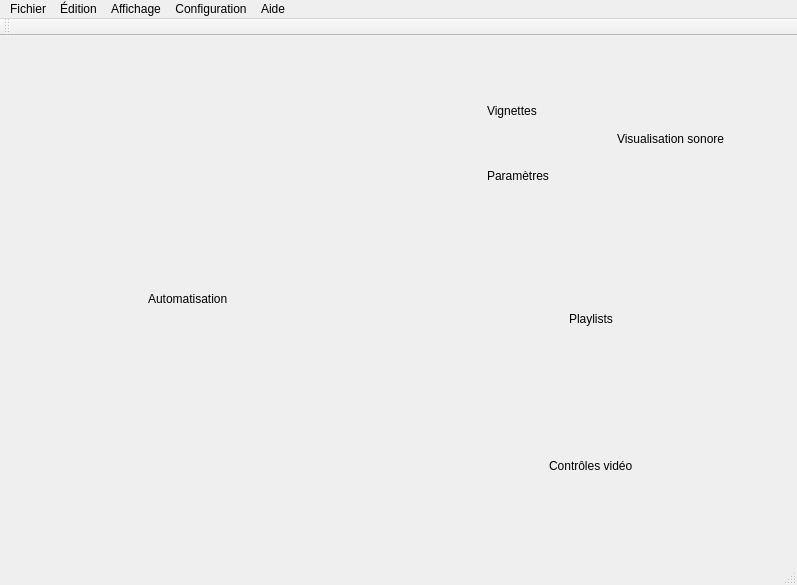
The window that src/mainwindow.ui (cinemaouvert/OPP) describes before a commit, drawn with Qt 5.
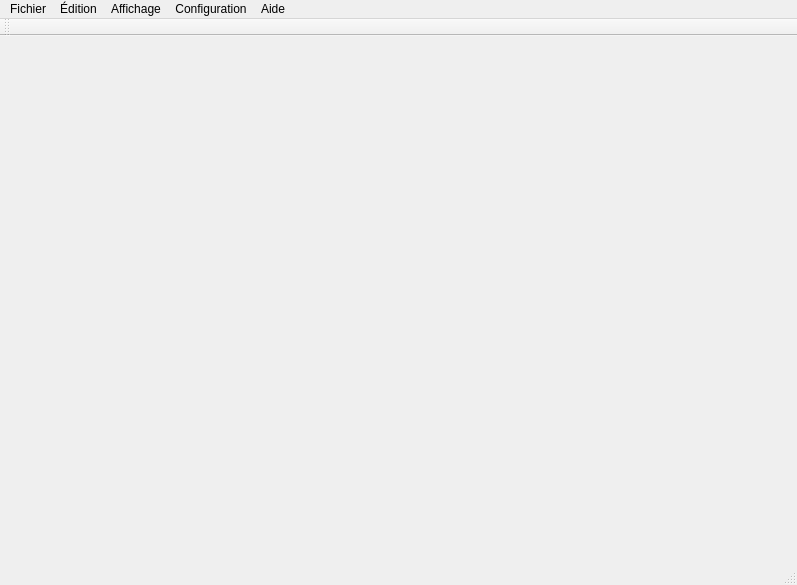
The same window after the commit. Custom widgets are drawn as their Qt base class.

The edit to the form file:
```diff
--- a/src/mainwindow.ui
+++ b/src/mainwindow.ui
@@ -39,7 +39,7 @@
            </rect>
           </property>
           <property name="text">
-           <string>Automatisation</string>
+           <string/>
           </property>
          </widget>
         </widget>
@@ -66,95 +66,25 @@
            <widget class="QFrame" name="verticalFrame_3">
             <layout class="QVBoxLayout" name="verticalLayout_3">
              <item>
-              <widget class="QWidget" name="Vignettes" native="true">
-               <widget class="QLabel" name="label_4">
-                <property name="geometry">
-                 <rect>
-                  <x>60</x>
-                  <y>30</y>
-                  <width>66</width>
-                  <height>17</height>
-                 </rect>
-                </property>
-                <property name="text">
-                 <string>Vignettes</string>
-                </property>
-               </widget>
-              </widget>
+              <widget class="PreviewWidget" name="Vignettes" native="true"/>
              </item>
              <item>
-              <widget class="QWidget" name="Parametres" native="true">
-               <widget class="QLabel" name="label_5">
-                <property name="geometry">
-                 <rect>
-                  <x>60</x>
-                  <y>30</y>
-                  <width>81</width>
-                  <height>17</height>
-                 </rect>
-                </property>
-                <property name="text">
-                 <string>Paramètres</string>
-                </property>
-               </widget>
-              </widget>
+              <widget class="ParametersWidget" name="Parametres" native="true"/>
              </item>
             </layout>
            </widget>
           </item>
           <item>
-           <widget class="QWidget" name="VisualisationSon" native="true">
-            <widget class="QLabel" name="label_6">
-             <property name="geometry">
-              <rect>
-               <x>20</x>
-               <y>60</y>
-               <width>141</width>
-               <height>31</height>
-              </rect>
-             </property>
-             <property name="text">
-              <string>Visualisation sonore</string>
-             </property>
-            </widget>
-           </widget>
+           <widget class="SaturationWidget" name="VisualisationSon" native="true"/>
           </item>
          </layout>
         </widget>
        </item>
        <item>
-        <widget class="QWidget" name="Playlists" native="true">
-         <widget class="QLabel" name="label_7">
-          <property name="geometry">
-           <rect>
-            <x>160</x>
-            <y>90</y>
-            <width>66</width>
-            <height>17</height>
-           </rect>
-          </property>
-          <property name="text">
-           <string>Playlists</string>
-          </property>
-         </widget>
-        </widget>
+        <widget class="PlaylistsWidget" name="Playlists" native="true"/>
        </item>
        <item>
-        <widget class="QWidget" name="ControleLecture" native="true">
-         <widget class="QLabel" name="label_8">
-          <property name="geometry">
-           <rect>
-            <x>140</x>
-            <y>60</y>
-            <width>111</width>
-            <height>41</height>
-           </rect>
-          </property>
-          <property name="text">
-           <string>Contrôles vidéo</string>
-          </property>
-         </widget>
-        </widget>
+        <widget class="ControlsWidget" name="ControleLecture" native="true"/>
        </item>
       </layout>
      </widget>
@@ -353,6 +283,42 @@
    <header>resumedetailswidget.h</header>
    <container>1</container>
   </customwidget>
+  <customwidget>
+   <class>AutomationWidget</class>
+   <extends>QWidget</extends>
+   <header>automationwidget.h</header>
+   <container>1</container>
+  </customwidget>
+  <customwidget>
+   <class>PreviewWidget</class>
+   <extends>QWidget</extends>
+   <header>previewwidget.h</header>
+   <container>1</container>
+  </customwidget>
+  <customwidget>
+   <class>ParametersWidget</class>
+   <extends>QWidget</extends>
+   <header>parameterswidget.h</header>
+   <container>1</container>
+  </customwidget>
+  <customwidget>
+   <class>SaturationWidget</class>
+   <extends>QWidget</extends>
+   <header>saturationwidget.h</header>
+   <container>1</container>
+  </customwidget>
+  <customwidget>
+   <class>PlaylistsWidget</class>
+   <extends>QWidget</extends>
+   <header>playlistswidget.h</header>
+   <container>1</container>
+  </customwidget>
+  <customwidget>
+   <class>ControlsWidget</class>
+   <extends>QWidget</extends>
+   <header>controlswidget.h</header>
+   <container>1</container>
+  </customwidget>
  </customwidgets>
  <resources/>
  <connections/>
```
Left out of the diff: 4 changed lines with no effect on the pictures.
